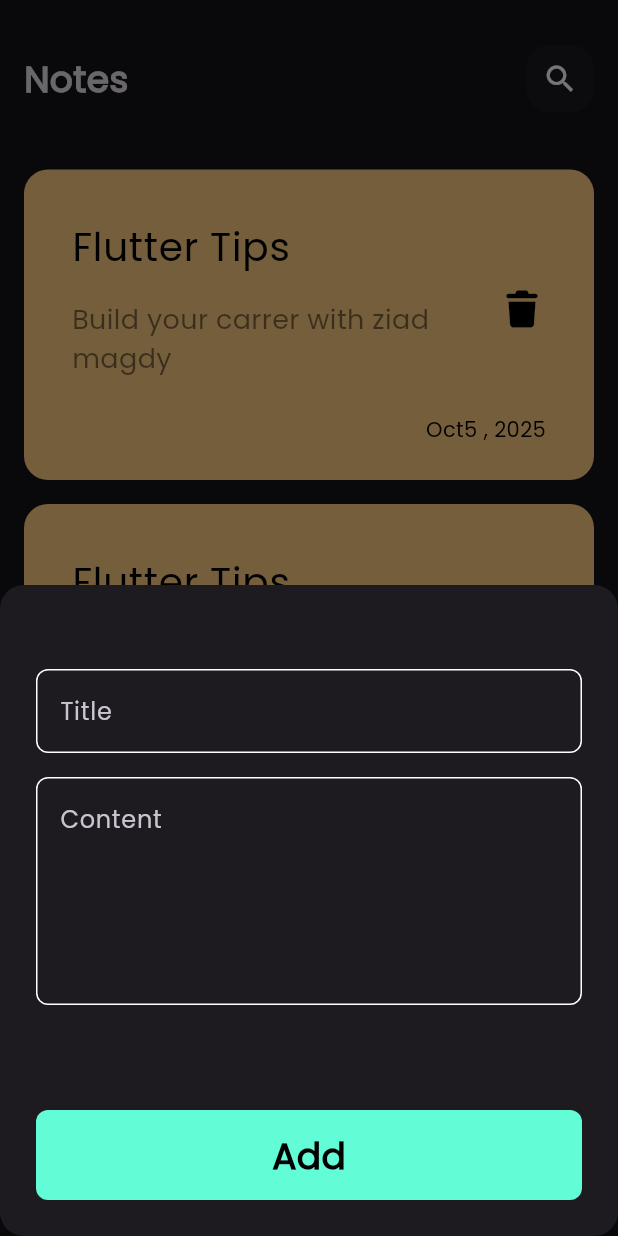
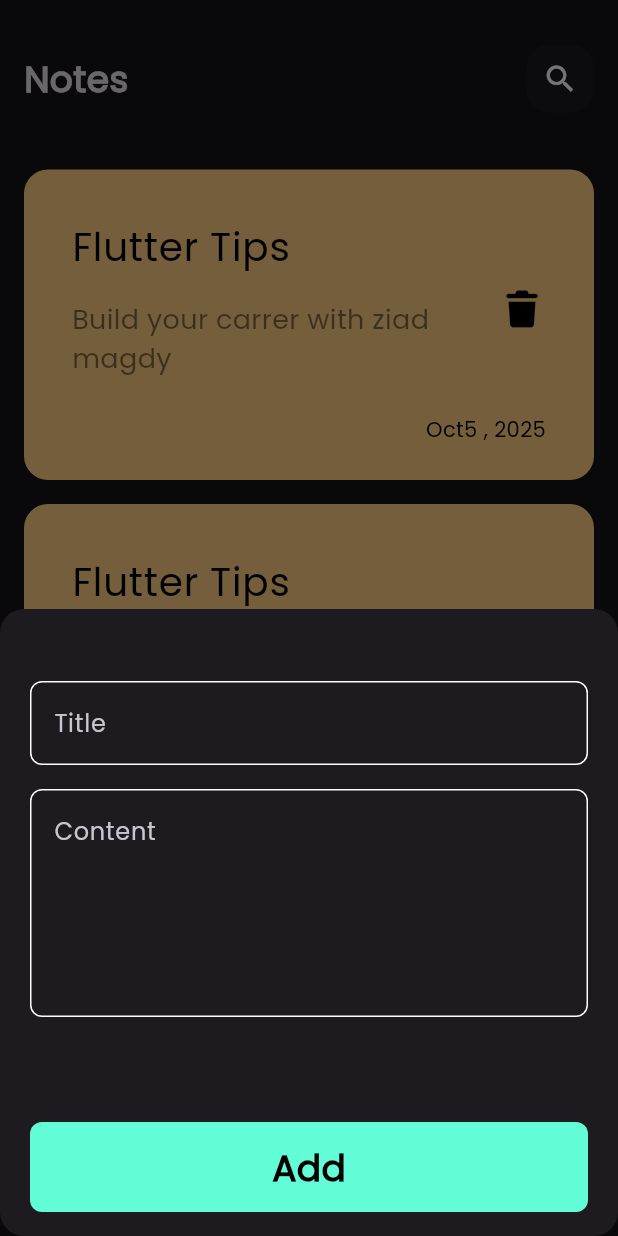
Before and after one commit to ziadmagdy109/Simple-Notes, a Flutter app: the screen it shows after launch, after a tap on the "add" icon, on a phone screen of 412 x 824 dp. Run offline on Flutter 3.47's test engine with Material 3 defaults, Android fonts, the phone set to English and light mode, and no system bars; our stand-ins replace bloc, flutter_bloc, font_awesome_flutter, hive, hive_flutter; accounts and stored records are empty; statements that could not run were skipped.

Commit message:
fix issue 2

```diff
--- a/lib/views/notes_view.dart
+++ b/lib/views/notes_view.dart
@@ -28,6 +28,7 @@
         floatingActionButton: FloatingActionButton(
           onPressed: () {
             showModalBottomSheet(
+              isScrollControlled: true,
               shape: RoundedRectangleBorder(
                 borderRadius: BorderRadiusGeometry.circular(16),
               ),
--- a/lib/widgets/add_note_bottom_sheet.dart
+++ b/lib/widgets/add_note_bottom_sheet.dart
@@ -31,7 +31,11 @@
             return AbsorbPointer(
               absorbing: state is AddNoteLoading ? true : false,
               child: Padding(
-                padding: const EdgeInsets.all(8.0),
+                padding: EdgeInsets.only(
+                  right: 4,
+                  left: 4,
+                  bottom: MediaQuery.of(context).viewInsets.bottom,
+                ),
                 child: SingleChildScrollView(child: AddNoteForm()),
               ),
             );
```
